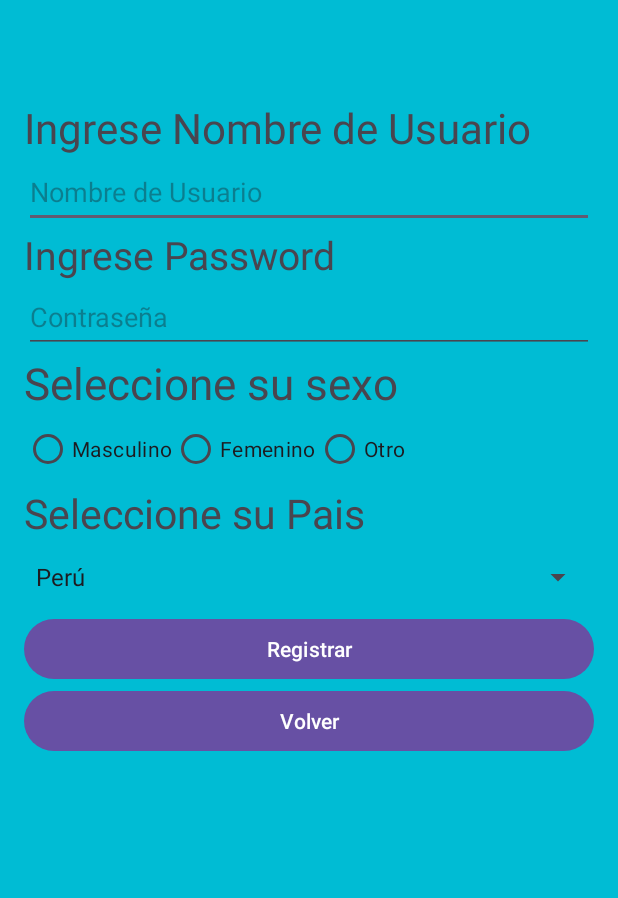
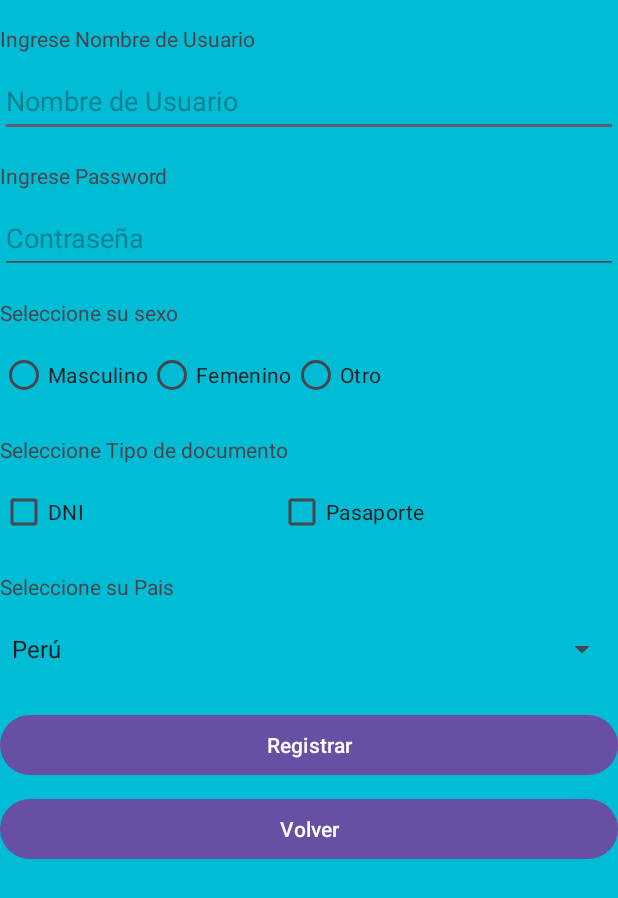
Before and after one commit to AJ-Trujillo/ExamenParcialMoviles, an Android app: the MainActivityRegistro screen opened directly, with no data from a screen before it, on a phone screen of 412 x 824 dp. Shown: the top 898 px of the screen. Run offline under Robolectric (Android 15) with nearby library versions, the phone set to English and light mode, and no system bars.

Commit message:
aplicativo en un 60%

```diff
--- a/app/src/main/java/com/example/examenparcial/MainActivityLoguin.java
+++ b/app/src/main/java/com/example/examenparcial/MainActivityLoguin.java
@@ -44,6 +44,11 @@ public class MainActivityLoguin extends AppCompatActivity {
         String inputUsername = userName.getText().toString().trim();
         String inputPassword = password.getText().toString().trim();
 
+        if (inputUsername.length() > 10) {
+            Toast.makeText(this, "El nombre de usuario no debe exceder los 10 caracteres", Toast.LENGTH_SHORT).show();
+            return;
+        }
+
         SharedPreferences sharedPreferences = getSharedPreferences("UserPrefs", MODE_PRIVATE);
         String savedUsername = sharedPreferences.getString("username", null);
         String savedPassword = sharedPreferences.getString("password", null);
--- a/app/src/main/java/com/example/examenparcial/MainActivityRegistro.java
+++ b/app/src/main/java/com/example/examenparcial/MainActivityRegistro.java
@@ -1,42 +1,37 @@
 package com.example.examenparcial;
 
 import android.content.Intent;
+import android.content.SharedPreferences;
 import android.os.Bundle;
 import android.widget.ArrayAdapter;
 import android.widget.Button;
+import android.widget.CheckBox;
 import android.widget.EditText;
 import android.widget.RadioGroup;
 import android.widget.Spinner;
 import android.widget.Toast;
 
-import androidx.activity.EdgeToEdge;
 import androidx.appcompat.app.AppCompatActivity;
-import androidx.core.graphics.Insets;
-import androidx.core.view.ViewCompat;
-import androidx.core.view.WindowInsetsCompat;
 
 public class MainActivityRegistro extends AppCompatActivity {
 
     private EditText txtUsuario, txtPassword;
     private RadioGroup genderRadioGroup;
     private Spinner countrySpinner;
+    private CheckBox checkBoxDNI, checkBoxPasaporte;
 
     @Override
     protected void onCreate(Bundle savedInstanceState) {
         super.onCreate(savedInstanceState);
-        EdgeToEdge.enable(this);
         setContentView(R.layout.activity_main_registro);
-        ViewCompat.setOnApplyWindowInsetsListener(findViewById(R.id.main), (v, insets) -> {
-            Insets systemBars = insets.getInsets(WindowInsetsCompat.Type.systemBars());
-            v.setPadding(systemBars.left, systemBars.top, systemBars.right, systemBars.bottom);
-            return insets;
-        });
 
         // Initialize views
         txtUsuario = findViewById(R.id.txtUsuario);
         txtPassword = findViewById(R.id.txtPassword);
         genderRadioGroup = findViewById(R.id.genderRadioGroup);
         countrySpinner = findViewById(R.id.countrySpinner);
+        checkBoxDNI = findViewById(R.id.checkBox);
+        checkBoxPasaporte = findViewById(R.id.checkBox2);
         Button btnRegistro = findViewById(R.id.btnRegistro);
         Button btnVolver = findViewById(R.id.btnVolver);
 
@@ -61,15 +56,24 @@ public class MainActivityRegistro extends AppCompatActivity {
         String password = txtPassword.getText().toString().trim();
         int selectedGenderId = genderRadioGroup.getCheckedRadioButtonId();
         String selectedCountry = countrySpinner.getSelectedItem().toString();
+        boolean isDNISelected = checkBoxDNI.isChecked();
+        boolean isPasaporteSelected = checkBoxPasaporte.isChecked();
 
         // Validate inputs
-        if (username.isEmpty() || password.isEmpty() || selectedGenderId == -1 || selectedCountry.isEmpty()) {
+        if (username.isEmpty() || password.isEmpty() || selectedGenderId == -1 || selectedCountry.isEmpty() ||
+                (!isDNISelected && !isPasaporteSelected)) {
             Toast.makeText(this, "Por favor, complete todos los campos", Toast.LENGTH_SHORT).show();
             return;
         }
 
-        // Perform registration logic (e.g., save user data to database or shared preferences)
-        // For simplicity, we'll just show a success message
+        // Save user data to SharedPreferences
+        SharedPreferences sharedPreferences = getSharedPreferences("UserPrefs", MODE_PRIVATE);
+        SharedPreferences.Editor editor = sharedPreferences.edit();
+        editor.putString("username", username);
+        editor.putString("password", password);
+        editor.apply();
+
+        // Show success message
         Toast.makeText(this, "Usuario registrado correctamente", Toast.LENGTH_SHORT).show();
 
         // Redirect to login activity
--- a/app/src/main/res/layout/activity_main_registro.xml
+++ b/app/src/main/res/layout/activity_main_registro.xml
@@ -8,66 +8,74 @@
     android:background="#00BCD4"
     tools:context=".MainActivityRegistro">
 
-    <LinearLayout
-        android:id="@+id/linearLayout"
+    <TextView
+        android:id="@+id/textView8"
         android:layout_width="0dp"
-        android:layout_height="723dp"
-        android:orientation="vertical"
-        android:padding="16dp"
-        app:layout_constraintBottom_toBottomOf="parent"
+        android:layout_height="wrap_content"
+        android:layout_marginTop="16dp"
+        android:text="@string/register_tituloUsername"
+        app:autoSizeTextType="uniform"
         app:layout_constraintEnd_toEndOf="parent"
         app:layout_constraintStart_toStartOf="parent"
-        app:layout_constraintTop_toTopOf="parent"
-        app:layout_constraintVertical_bias="0.497"
-        tools:context=".RegisterActivity"
-        tools:ignore="MissingConstraints">
-
-        <TextView
-            android:id="@+id/textView8"
-            android:layout_width="match_parent"
-            android:layout_height="38dp"
-            android:text="@string/register_tituloUsername"
-            app:autoSizeTextType="uniform" />
+        app:layout_constraintTop_toTopOf="parent" />
 
     <EditText
         android:id="@+id/txtUsuario"
-            android:layout_width="match_parent"
+        android:layout_width="0dp"
         android:layout_height="wrap_content"
-            android:autofillHints=""
+        android:layout_marginTop="8dp"
         android:hint="@string/register_username_hint"
         android:inputType="text"
         android:minHeight="48dp"
+        app:layout_constraintEnd_toEndOf="parent"
+        app:layout_constraintStart_toStartOf="parent"
+        app:layout_constraintTop_toBottomOf="@+id/textView8"
         tools:ignore="TextContrastCheck,VisualLintTextFieldSize" />
 
     <TextView
         android:id="@+id/textView7"
-            android:layout_width="363dp"
-            android:layout_height="35dp"
+        android:layout_width="0dp"
+        android:layout_height="wrap_content"
+        android:layout_marginTop="16dp"
         android:text="@string/register_tituloPassword"
-            app:autoSizeTextType="uniform" />
+        app:autoSizeTextType="uniform"
+        app:layout_constraintEnd_toEndOf="parent"
+        app:layout_constraintStart_toStartOf="parent"
+        app:layout_constraintTop_toBottomOf="@+id/txtUsuario" />
 
     <EditText
         android:id="@+id/txtPassword"
-            android:layout_width="match_parent"
+        android:layout_width="0dp"
         android:layout_height="wrap_content"
-            android:autofillHints=""
+        android:layout_marginTop="8dp"
         android:hint="@string/register_password_hint"
         android:inputType="textPassword"
         android:minHeight="48dp"
+        app:layout_constraintEnd_toEndOf="parent"
+        app:layout_constraintStart_toStartOf="parent"
+        app:layout_constraintTop_toBottomOf="@+id/textView7"
         tools:ignore="VisualLintTextFieldSize" />
 
     <TextView
         android:id="@+id/textView3"
-            android:layout_width="366dp"
-            android:layout_height="40dp"
+        android:layout_width="0dp"
+        android:layout_height="wrap_content"
+        android:layout_marginTop="16dp"
         android:text="@string/register_sexo"
-            app:autoSizeTextType="uniform" />
+        app:autoSizeTextType="uniform"
+        app:layout_constraintEnd_toEndOf="parent"
+        app:layout_constraintStart_toStartOf="parent"
+        app:layout_constraintTop_toBottomOf="@+id/txtPassword" />
 
     <RadioGroup
         android:id="@+id/genderRadioGroup"
-            android:layout_width="match_parent"
+        android:layout_width="0dp"
         android:layout_height="wrap_content"
-            android:orientation="horizontal">
+        android:layout_marginTop="8dp"
+        android:orientation="horizontal"
+        app:layout_constraintEnd_toEndOf="parent"
+        app:layout_constraintStart_toStartOf="parent"
+        app:layout_constraintTop_toBottomOf="@+id/textView3">
 
         <RadioButton
             android:id="@+id/maleRadioButton"
@@ -86,34 +94,80 @@
             android:layout_width="wrap_content"
             android:layout_height="wrap_content"
             android:text="@string/other_radio_button" />
+
     </RadioGroup>
 
     <TextView
+        android:id="@+id/textView"
+        android:layout_width="0dp"
+        android:layout_height="wrap_content"
+        android:layout_marginTop="16dp"
+        android:text="@string/register_documento"
+        app:autoSizeTextType="uniform"
+        app:layout_constraintEnd_toEndOf="parent"
+        app:layout_constraintStart_toStartOf="parent"
+        app:layout_constraintTop_toBottomOf="@+id/genderRadioGroup" />
+
+    <CheckBox
+        android:id="@+id/checkBox"
+        android:layout_width="wrap_content"
+        android:layout_height="wrap_content"
+        android:layout_marginTop="8dp"
+        android:text="@string/checbox_DNI"
+        app:layout_constraintStart_toStartOf="parent"
+        app:layout_constraintTop_toBottomOf="@+id/textView" />
+
+    <CheckBox
+        android:id="@+id/checkBox2"
+        android:layout_width="wrap_content"
+        android:layout_height="wrap_content"
+        android:layout_marginTop="8dp"
+        android:text="@string/checbox_Pasaporte"
+        app:layout_constraintEnd_toEndOf="parent"
+        app:layout_constraintStart_toEndOf="@+id/checkBox"
+        app:layout_constraintTop_toBottomOf="@+id/textView" />
+
+    <TextView
         android:id="@+id/textView4"
-            android:layout_width="363dp"
-            android:layout_height="37dp"
+        android:layout_width="0dp"
+        android:layout_height="wrap_content"
+        android:layout_marginTop="16dp"
         android:text="@string/register_Pais"
-            app:autoSizeTextType="uniform" />
+        app:autoSizeTextType="uniform"
+        app:layout_constraintEnd_toEndOf="parent"
+        app:layout_constraintStart_toStartOf="parent"
+        app:layout_constraintTop_toBottomOf="@+id/checkBox" />
 
     <Spinner
         android:id="@+id/countrySpinner"
-            android:layout_width="match_parent"
+        android:layout_width="0dp"
         android:layout_height="48dp"
-            android:prompt="@string/country_spinner_prompt" />
+        android:layout_marginTop="8dp"
+        android:prompt="@string/country_spinner_prompt"
+        app:layout_constraintEnd_toEndOf="parent"
+        app:layout_constraintStart_toStartOf="parent"
+        app:layout_constraintTop_toBottomOf="@+id/textView4" />
 
     <Button
         android:id="@+id/btnRegistro"
-            android:layout_width="match_parent"
+        android:layout_width="0dp"
         android:layout_height="wrap_content"
+        android:layout_marginTop="16dp"
         android:text="@string/register_user_button_text"
+        app:layout_constraintEnd_toEndOf="parent"
+        app:layout_constraintStart_toStartOf="parent"
+        app:layout_constraintTop_toBottomOf="@+id/countrySpinner"
         tools:ignore="VisualLintButtonSize" />
 
     <Button
         android:id="@+id/btnVolver"
-            android:layout_width="match_parent"
+        android:layout_width="0dp"
         android:layout_height="wrap_content"
+        android:layout_marginTop="8dp"
         android:text="@string/back_to_login_button_text"
+        app:layout_constraintEnd_toEndOf="parent"
+        app:layout_constraintStart_toStartOf="parent"
+        app:layout_constraintTop_toBottomOf="@+id/btnRegistro"
         tools:ignore="VisualLintButtonSize" />
-    </LinearLayout>
 
 </androidx.constraintlayout.widget.ConstraintLayout>
--- a/app/src/main/res/values/strings.xml
+++ b/app/src/main/res/values/strings.xml
@@ -20,6 +20,9 @@
     <string name="male_radio_button">Masculino</string>
     <string name="female_radio_button">Femenino</string>
     <string name="other_radio_button">Otro</string>
+    <string name="register_documento">Seleccione Tipo de documento</string>
+    <string name="checbox_DNI">DNI</string>
+    <string name="checbox_Pasaporte">Pasaporte</string>
     <string name="register_Pais">Seleccione su Pais</string>
     <string name="country_spinner_prompt">Selecciona tu país</string>
     <string name="register_user_button_text">Registrar</string>
@@ -33,8 +36,13 @@
         <item>Bolivia</item>
     </string-array>
 
-    <!-- Tic Tac Toe Activity -->
+    <!-- Juego Michi Activity -->
+    <string name="juego_michi_title">Juego Michi</string>
+    <string name="btnMichi">Michi</string>
+    <string name="bienvenido_mensaje">Bienvenido, %1$s!</string>
+    <string name="ganaron_las_x">¡Ganaron las X!</string>
+    <string name="ganaron_las_o">¡Ganaron las O!</string>
     <string name="btnRegresarA3">Regresar</string>
-    <string name="btnRefresacarA3">Refrescar</string>
-    <string name="btnMichi"> </string>
+    <string name="btnRefrescarA3">Refrescar</string>
+
 </resources>
```
Also changed, not shown: app/src/main/java/com/example/examenparcial/Activity_juegoMichi.java (+91 -28 lines), app/src/main/res/layout/activity_juego_michi.xml (+104 -102 lines), app/src/main/res/layout/activity_main_loguin.xml (+61 -48 lines). Lines whose indentation alone changed are shown as unchanged.
